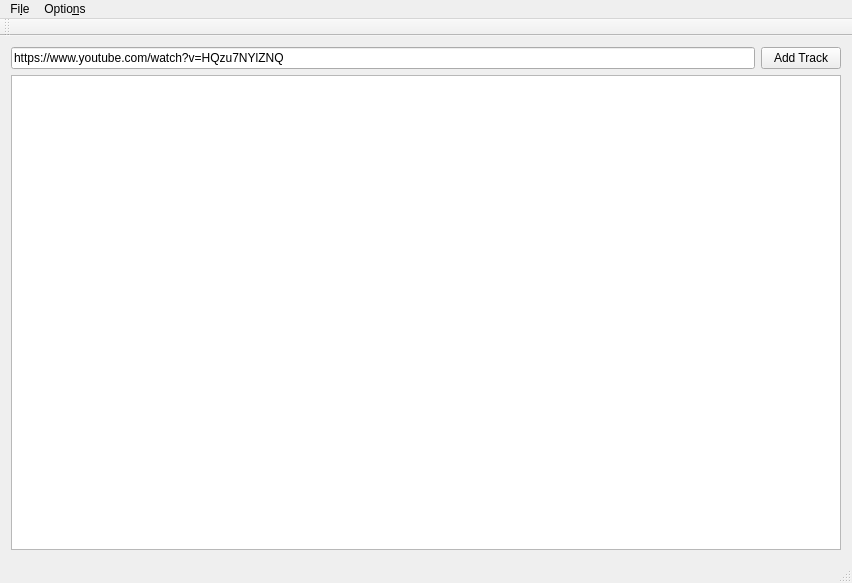
Before: the Qt Designer form mainwindow.ui in Mydayyy/MediaDownloader, drawn with Qt 5.
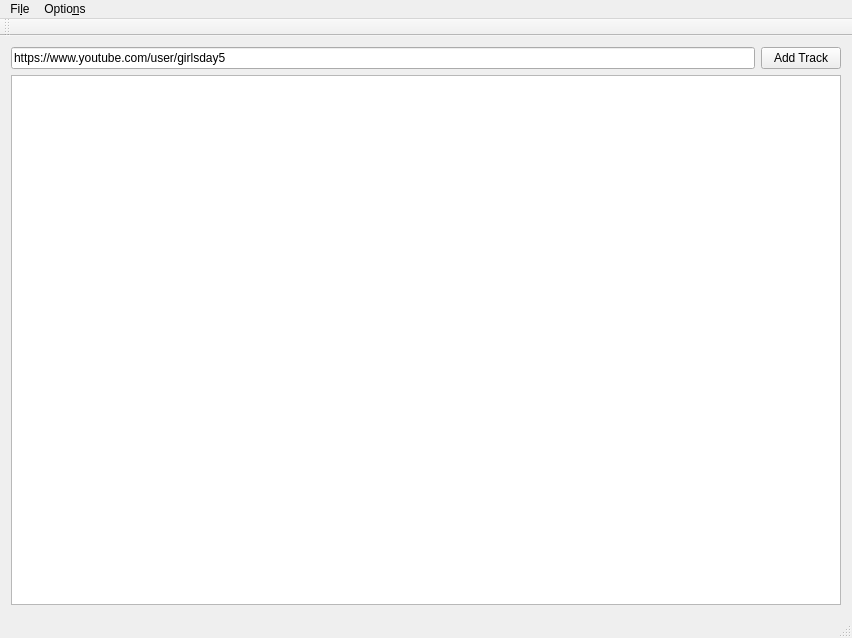
After: the same form once the commit is applied.

Patch:
```diff
--- a/mainwindow.ui
+++ b/mainwindow.ui
@@ -7,7 +7,7 @@
     <x>0</x>
     <y>0</y>
     <width>852</width>
-    <height>583</height>
+    <height>638</height>
    </rect>
   </property>
   <property name="windowTitle">
@@ -20,7 +20,7 @@
       <item>
        <widget class="QLineEdit" name="inputUrl">
         <property name="text">
-         <string>https://www.youtube.com/watch?v=HQzu7NYlZNQ</string>
+         <string>https://www.youtube.com/user/girlsday5</string>
         </property>
        </widget>
       </item>
```
Left out of the diff: 12 changed lines with no effect on the pictures.
